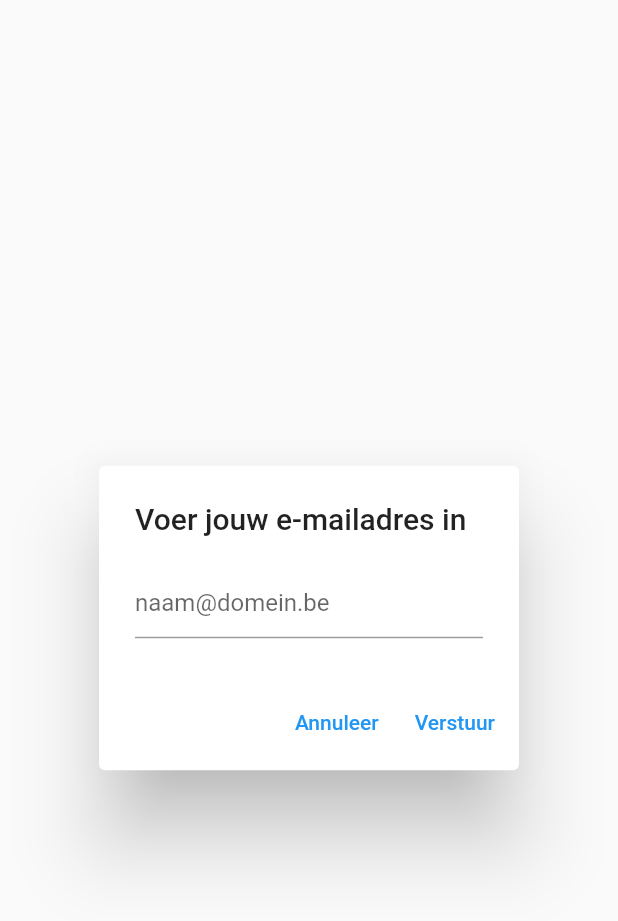
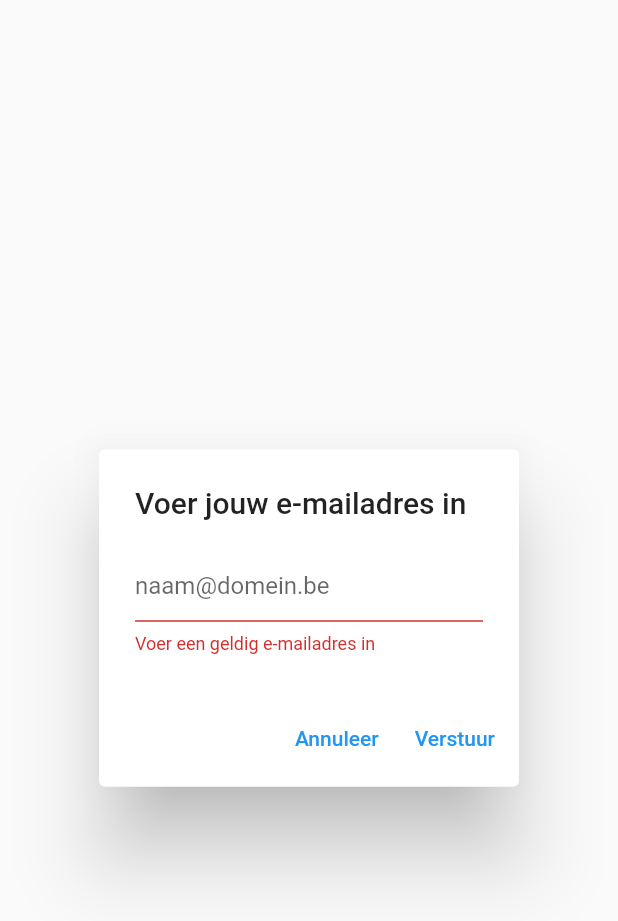
Before and after one commit to seppes/toets2NativePreCode, a Flutter app: the MailDialoog widget shown alone on an empty page, opened directly with empty values, after a tap on "Verstuur", on a phone screen of 412 x 824 dp. Shown: the top 921 px of the screen. Run offline on Flutter 3.47's test engine with Material 2 defaults, Android fonts, the phone set to English and light mode, and no system bars; our stand-ins replace audioplayers, email_validator; missing offline and left inert: mailer.

Commit message:
versie13

```diff
--- a/lib/quizParts/mailDialoog.dart
+++ b/lib/quizParts/mailDialoog.dart
@@ -2,11 +2,13 @@ import 'package:flutter/material.dart';
 import 'package:mailer/mailer.dart';
 import 'package:mailer/smtp_server.dart';
 import 'package:intl/intl.dart';
+import 'package:email_validator/email_validator.dart';
 
 class MailDialoog extends StatelessWidget {
   final int score;
   final TextEditingController tekstveldController = TextEditingController();
   final tijdOpmaak = DateFormat('dd-MM-yyyy H:m:s');
+  bool correctEmailAdres = false;
 
   MailDialoog(this.score);
 
@@ -14,7 +16,17 @@ class MailDialoog extends StatelessWidget {
   Widget build(BuildContext context) {
     return AlertDialog(
       title: Text('Voer jouw e-mailadres in'),
-      content: TextField(
+      content: TextFormField(
+        validator: (invoer) {
+          if (EmailValidator.validate(invoer)) {
+            correctEmailAdres = true;
+            return "";
+          } else {
+            correctEmailAdres = false;
+            return "Voer een geldig e-mailadres in";
+          }
+        },
+        autovalidateMode: AutovalidateMode.always,
         controller: tekstveldController,
         decoration: InputDecoration(hintText: 'naam@domein.be'),
       ),
@@ -25,7 +37,12 @@ class MailDialoog extends StatelessWidget {
         ),
         TextButton(
           child: Text('Verstuur'),
-          onPressed: () => stuurMail(),
+          onPressed: () {
+            if (correctEmailAdres) {
+              stuurMail();
+              Navigator.of(context).pop();
+            }
+          },
         )
       ],
     );
--- a/pubspec.yaml
+++ b/pubspec.yaml
@@ -32,6 +32,7 @@ dependencies:
 dev_dependencies:
   audioplayers: 0.17.0
   mailer: ^3.3.0
+  email_validator: ^1.0.6
   flutter_test:
     sdk: flutter
 
```
